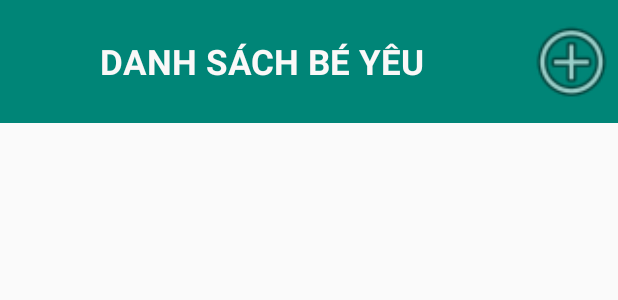
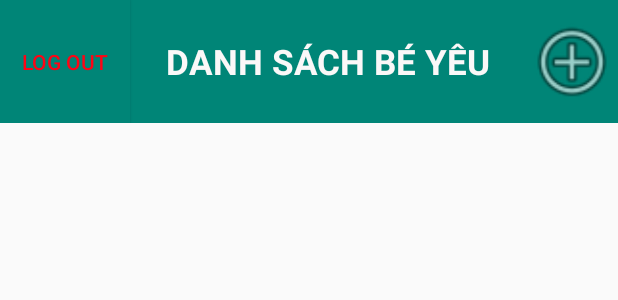
Before and after one commit to ntk0104/BabyVaccine, an Android app: the layout fragment_be_yeu.xml on its own in the app's theme, with its tools: preview values and no code run, on a phone screen of 412 x 824 dp. Shown: the top 300 px of the screen. Run offline under Robolectric (Android 15) with nearby library versions, the phone set to English and light mode, and no system bars; network calls fail.

Commit message:
log out func

```diff
--- a/app/src/main/res/layout/fragment_be_yeu.xml
+++ b/app/src/main/res/layout/fragment_be_yeu.xml
@@ -6,24 +6,34 @@
     tools:context=".BeYeuFragment">
 
     <LinearLayout
-        android:weightSum="10"
+        android:layout_width="match_parent"
+        android:layout_height="match_parent"
         android:orientation="vertical"
-        android:layout_width="match_parent"
-        android:layout_height="match_parent">
+        android:weightSum="10">
         <!--Header of Fragment-->
         <LinearLayout
-            android:orientation="horizontal"
             android:layout_width="match_parent"
             android:layout_height="0dp"
+            android:layout_weight="1"
             android:background="@color/colorPrimary"
-            android:weightSum="10"
-            android:layout_weight="1">
+            android:orientation="horizontal"
+            android:weightSum="10">
+
+            <Button
+                android:id="@+id/LogOutButton"
+                android:layout_width="5dp"
+                android:layout_height="match_parent"
+                android:layout_weight="2"
+                android:background="@color/colorPrimary"
+                android:gravity="center"
+                android:text="Log Out"
+                android:textColor="#ff0415" />
 
             <TextView
                 android:id="@+id/headerListBaby"
                 android:layout_width="0dp"
-                android:layout_weight="8.5"
                 android:layout_height="match_parent"
+                android:layout_weight="6.5"
                 android:background="@color/colorPrimary"
                 android:gravity="center"
                 android:text="DANH SÁCH BÉ YÊU"
@@ -31,11 +41,13 @@
                 android:textSize="23dp"
                 android:textStyle="bold" />
 
+
+
             <ImageView
                 android:id="@+id/btnAddBaby"
                 android:layout_width="0dp"
+                android:layout_height="match_parent"
                 android:layout_weight="1.5"
-                android:layout_height="match_parent"
                 android:background="@null"
                 android:src="@android:drawable/ic_menu_add" />
 
```
Also changed, not shown: app/src/main/java/com/dmt/sannguyen/lgwfb/BeYeuFragment.java (+16 -1 lines), 2 other files.
